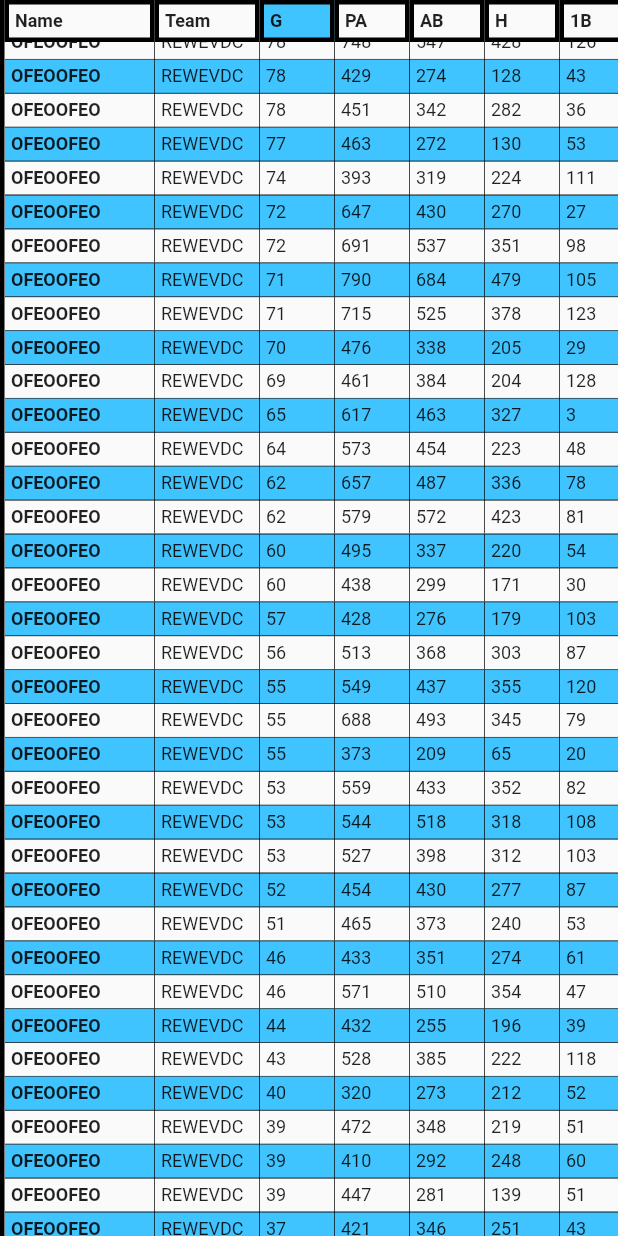
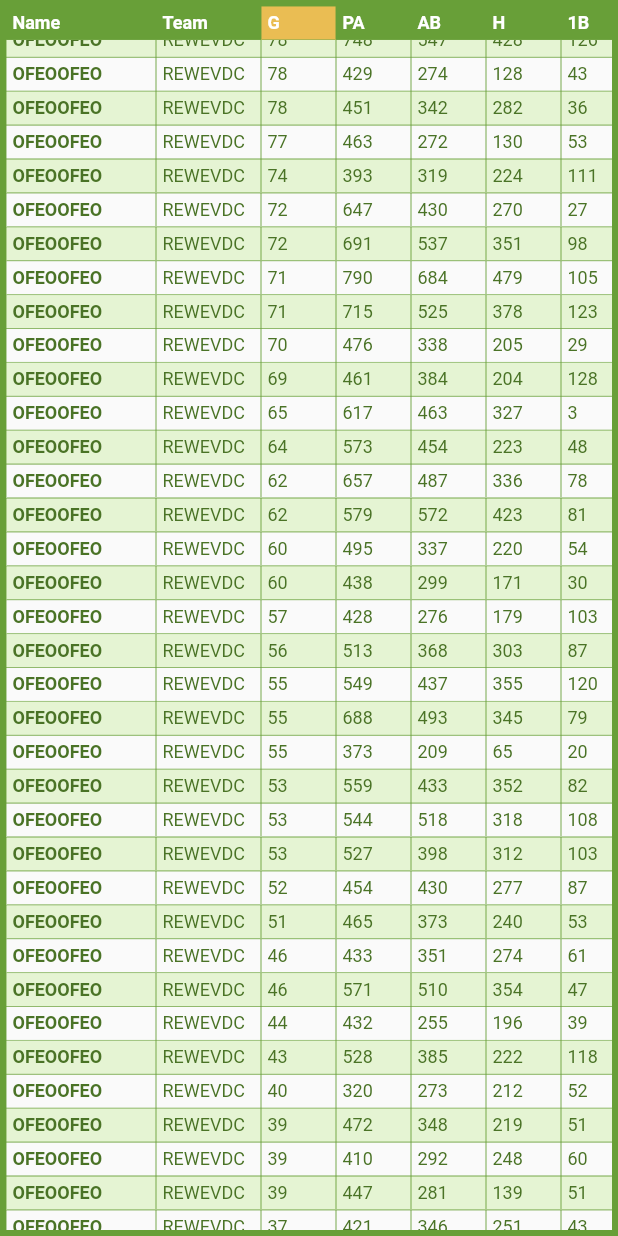
Before and after one commit to EddieF87/Softball-Statkeeper-Flutter, a Flutter app: the GroupPlayersStatsPage widget shown alone on an empty page, opened directly, scrolled down 576 dp, on a phone screen of 412 x 824 dp. Run offline on Flutter 3.47's test engine with Material 2 defaults, Android fonts, the phone set to English and light mode, and no system bars; our stand-ins replace sqflite; accounts and stored records are empty.

Commit message:
Set colors (primary, accent, etc) and polish app
Set primarySwatch, primaryColor, primaryColorLight, primaryColorDark,
and accentColor, and apply them to relevant areas in the
GroupPlayersStatsPage.

Change borders and add padding to statspage, and change color of stat
label that the page is sorted by.

```diff
--- a/lib/model/player.dart
+++ b/lib/model/player.dart
@@ -240,7 +240,7 @@ class Player {
   static Comparator<Player> obpComparator() => (a, b) => b.getOBP().compareTo(a.getOBP());
   static Comparator<Player> slgComparator() => (a, b) => b.getSLG().compareTo(a.getSLG());
   static Comparator<Player> opsComparator() => (a, b) => b.getOPS().compareTo(a.getOPS());
-  static Comparator<Player> obproeComparator() => (a, b) => b.getOnBasePlusROE().compareTo(a.getOnBasePlusROE());
+  static Comparator<Player> obproeComparator() => (a, b) => b.getOBPwithROE().compareTo(a.getOBPwithROE());
 
 
   static Map<String, Comparator<Player>> toComparatorMap() => {
--- a/lib/widget/group_players_stats_page.dart
+++ b/lib/widget/group_players_stats_page.dart
@@ -52,23 +52,23 @@ class GroupPlayersStatsPageState extends State<GroupPlayersStatsPage> {
 
   @override
   Widget build(BuildContext context) {
-    return SingleChildScrollView(
-      scrollDirection: Axis.horizontal,
-      child: new SizedBox(
-        width: 1326.0,
-        child: Container(
-          decoration: BoxDecoration(
-              border: Border(
-            left: BorderSide(width: 3),
-            right: BorderSide(width: 3),
-          )),
+    Color primaryColor = Theme.of(context).primaryColor;
+
+    return Container(
+      decoration: BoxDecoration(
+        border: Border.all(color: primaryColor, width: 4.0),
+      ),
+      child: SingleChildScrollView(
+        scrollDirection: Axis.horizontal,
+        child: new SizedBox(
+          width: 1320.0,
           child: Column(
             children: <Widget>[
               StatsHeaderRow(
+                statSorted: statToSortBy,
                 onStatSelected: (statLabel) => setState(() {
                       statToSortBy = statLabel;
                     }),
-                statSorted: statToSortBy,
               ),
               Expanded(
                 child: _buildList(statToSortBy),
@@ -87,7 +87,7 @@ class GroupPlayersStatsPageState extends State<GroupPlayersStatsPage> {
       shrinkWrap: true,
       itemBuilder: (BuildContext context, int index) => PlayerStatRow(
             player: players[index],
-            isColor: index.isEven,
+            isColoredRow: index.isOdd,
           ),
       itemCount: players.length,
     );
--- a/lib/widget/player_stat_row.dart
+++ b/lib/widget/player_stat_row.dart
@@ -4,17 +4,19 @@ import 'package:sleekstats_flutter_statkeeper/widget/stat_cell.dart';
 
 class PlayerStatRow extends StatelessWidget {
   final Player player;
-  final bool isColor;
+  final bool isColoredRow;
 
   const PlayerStatRow({
     this.player,
-    this.isColor = false,
+    this.isColoredRow = false,
   }) : assert(player != null);
 
   @override
   Widget build(BuildContext context) {
+    Color primaryColorLight = Theme.of(context).primaryColorLight;
+
     return Container(
-      color: isColor ? Colors.lightBlueAccent : null,
+      color: isColoredRow ? primaryColorLight : null,
       child: Row(
         children: <Widget>[
           StatCell(data: player.name, width: 100.0, fontWeight: FontWeight.bold,),
--- a/lib/widget/stat_cell.dart
+++ b/lib/widget/stat_cell.dart
@@ -4,29 +4,29 @@ import 'package:sleekstats_flutter_statkeeper/utils/stat_formatter.dart';
 class StatCell extends StatelessWidget {
   final dynamic data;
   final double width;
-  final double textSize;
   final FontWeight fontWeight;
-  final double border;
   final int maxLines;
+  final bool isHeaderRow;
 
   const StatCell({
     this.data,
     this.width = 50.0,
-    this.textSize = 12.0,
     this.fontWeight = FontWeight.normal,
-    this.border = .3,
     this.maxLines = 1,
+    this.isHeaderRow = false,
   });
 
   @override
   Widget build(BuildContext context) {
+    Color primaryColorDark = Theme.of(context).primaryColorDark;
+    Color primaryColor = Theme.of(context).primaryColor;
     return Container(
       width: width,
       padding: EdgeInsets.all(4.0),
-      decoration: BoxDecoration(border: Border.all(width: border)),
+      decoration: BoxDecoration(border: Border.all(color: primaryColor, width: 0.3)),
       child: Text(
         StatFormatter.displayAmount(data),
-        style: TextStyle(fontSize: textSize, fontWeight: fontWeight),
+        style: TextStyle(fontSize: 12.0, fontWeight: fontWeight, color: isHeaderRow ? Colors.white : primaryColorDark),
         maxLines: maxLines,
 
       ),
--- a/lib/widget/statkeeper_label.dart
+++ b/lib/widget/statkeeper_label.dart
@@ -93,10 +93,9 @@ class StatKeeperLabel extends StatelessWidget {
               elevation: 1.0,
               title: Text(
                 sK.name,
-                style: Theme.of(context).textTheme.display1,
+                style: TextStyle(fontSize: 36),
               ),
               centerTitle: true,
-              backgroundColor: Colors.yellow,
             ),
             body: statKeeperRoute);
       },
--- a/lib/widget/stats_header_row.dart
+++ b/lib/widget/stats_header_row.dart
@@ -5,6 +5,8 @@ import 'package:sleekstats_flutter_statkeeper/widget/stat_cell.dart';
 class StatsHeaderRow extends StatelessWidget {
   final ValueChanged<String> onStatSelected;
   final String statSorted;
+  final Color primaryColor = Color(0xFF689F38);
+  final Color accentColor = Color(0xFFeabd53);
 
   static const String HEADER_STRIKEOUTS = "K";
   static const String HEADER_ROE = "ROE";
@@ -48,14 +50,14 @@ class StatsHeaderRow extends StatelessWidget {
   Widget _createHeaderCell(String data, {double width = 50.0}) {
     bool isSorted = statSorted == data;
     return Container(
-      color: isSorted ? Colors.lightBlueAccent : null,
+      color: isSorted ? accentColor : primaryColor,
       child: InkWell(
         onTap: () => onStatSelected(data),
         child: StatCell(
           data: data,
           fontWeight: FontWeight.bold,
           width: width,
-          border: 3.0,
+          isHeaderRow: true,
         ),
       ),
     );
```
Also changed, not shown: lib/main.dart (+19 -1 lines), lib/route/team_route.dart (+7 -2 lines).
